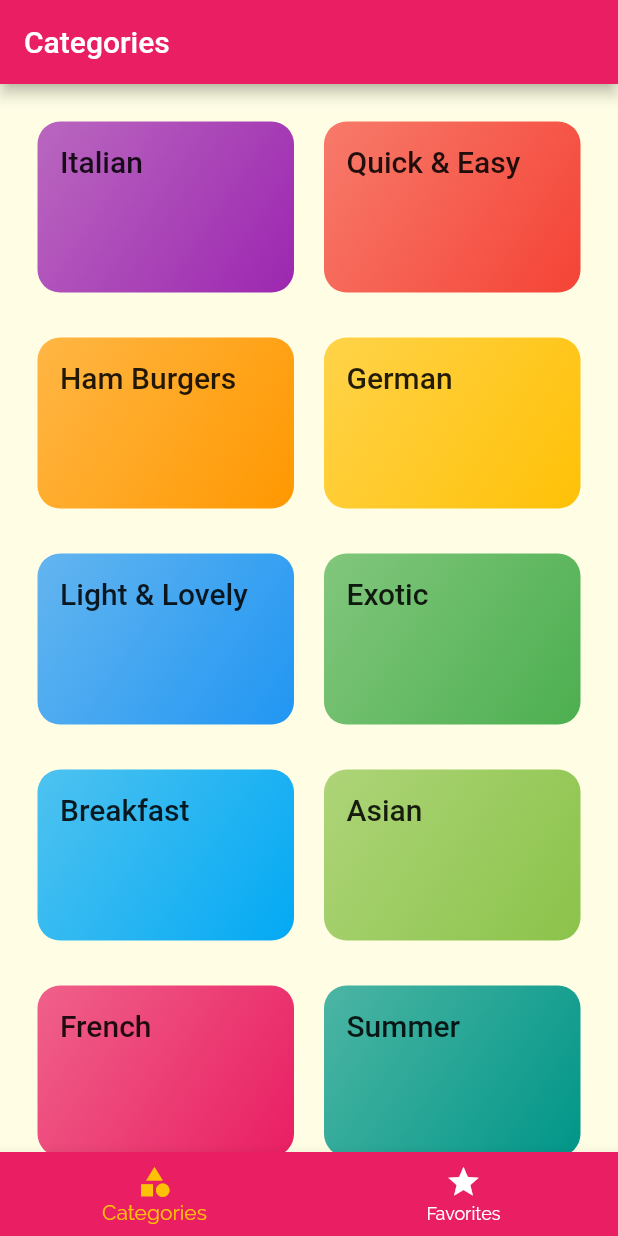
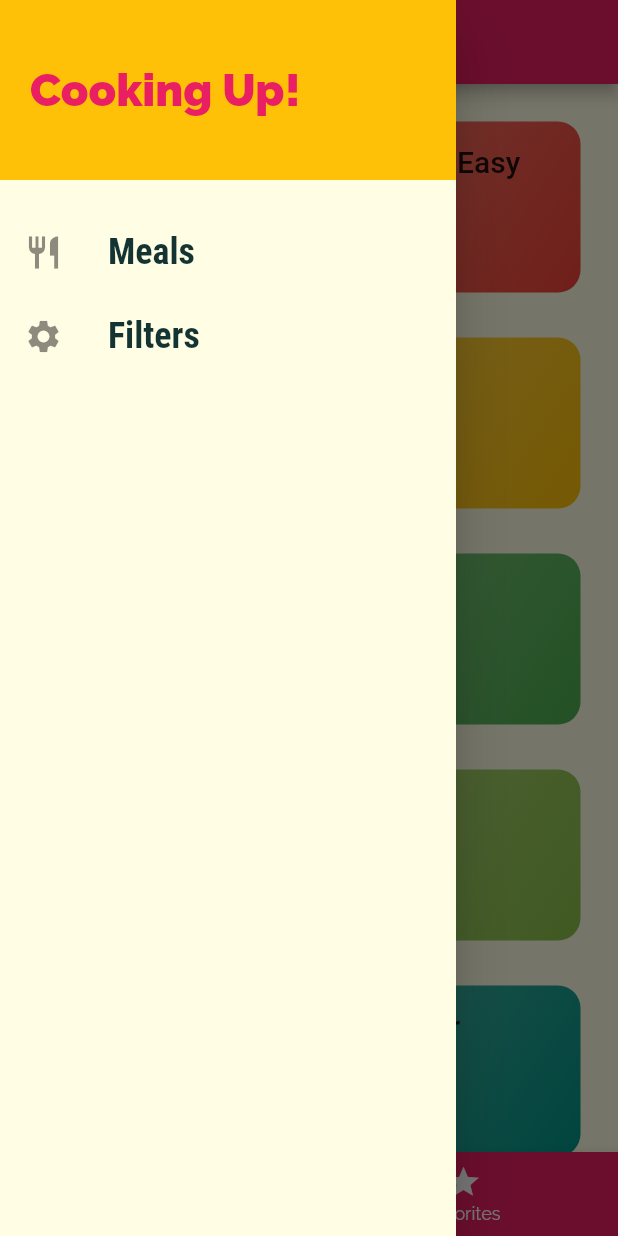
Before and after one commit to abskshrestha/DeliMealsApp, a Flutter app: the screen it shows after launch, with the side drawer open (before the commit the screen has no drawer), on a phone screen of 412 x 824 dp. Run offline on Flutter 3.47's test engine with Material 2 defaults, Android fonts, the phone set to English and light mode, and no system bars.

Commit message:
added drawer, navigation, and pushreplacementnamed

```diff
--- a/lib/main.dart
+++ b/lib/main.dart
@@ -1,4 +1,5 @@
 import 'package:flutter/material.dart';
+import 'package:flutter_complete_guide/screens/filters_screen.dart';
 import './screens/tabs_screen.dart';
 import './screens/meal_detail_screen.dart';
 import './screens/category_meals_screen.dart';
@@ -35,6 +36,7 @@
         '/': (ctx) => TabsScreen(),
         CategoryMealsScreen.routeName: (ctx) => CategoryMealsScreen(),
         MealDetailScreen.routeName: (ctx) => MealDetailScreen(),
+        FiltersScreen.routeName: (ctx) => FiltersScreen(),
       },
       onGenerateRoute: (settings) {
         print(settings.arguments);
--- /dev/null
+++ b/lib/screens/filters_screen.dart
@@ -0,0 +1,18 @@
+import 'package:flutter/material.dart';
+import 'package:flutter_complete_guide/widgets/main_drawer.dart';
+
+class FiltersScreen extends StatelessWidget {
+  // const FiltersScreen({ Key? key }) : super(key: key);
+
+  static const routeName = '/filters';
+  @override
+  Widget build(BuildContext context) {
+    return Scaffold(
+      appBar: AppBar(
+        title: Text('Your Filters'),
+      ),
+      drawer: MainDrawer(),
+      body: Center(child: Text('filters')),
+    );
+  }
+}
--- a/lib/screens/tabs_screen.dart
+++ b/lib/screens/tabs_screen.dart
@@ -1,4 +1,5 @@
 import 'package:flutter/material.dart';
+import 'package:flutter_complete_guide/widgets/main_drawer.dart';
 
 import './favorites_screen.dart';
 import './categories_screen.dart';
@@ -33,6 +34,7 @@
       appBar: AppBar(
         title: Text(_pages[_selectedPageIndex]['title']),
       ),
+      drawer: MainDrawer(),
       body: _pages[_selectedPageIndex]['page'],
       bottomNavigationBar: BottomNavigationBar(
         onTap: _selectPage,
--- /dev/null
+++ b/lib/widgets/main_drawer.dart
@@ -0,0 +1,55 @@
+import 'package:flutter/material.dart';
+
+class MainDrawer extends StatelessWidget {
+  // const MainDrawer({ Key? key }) : super(key: key);
+
+  Widget buildListTile(String title, IconData icon, Function tapHandler) {
+    return ListTile(
+      leading: Icon(
+        icon,
+        size: 26,
+      ),
+      title: Text(
+        title,
+        style: TextStyle(
+          fontFamily: 'RobotoCondensed',
+          fontSize: 24,
+          fontWeight: FontWeight.bold,
+        ),
+      ),
+      onTap: tapHandler,
+    );
+  }
+
+  @override
+  Widget build(BuildContext context) {
+    return Drawer(
+      child: Column(
+        children: [
+          Container(
+            height: 120,
+            width: double.infinity,
+            padding: EdgeInsets.all(20),
+            alignment: Alignment.centerLeft,
+            color: Theme.of(context).accentColor,
+            child: Text(
+              'Cooking Up!',
+              style: TextStyle(
+                fontSize: 30,
+                fontWeight: FontWeight.w900,
+                color: Theme.of(context).primaryColor,
+              ),
+            ),
+          ),
+          SizedBox(height: 20),
+          buildListTile('Meals', Icons.restaurant, () {
+            Navigator.of(context).pushReplacementNamed('/');
+          }),
+          buildListTile('Filters', Icons.settings, () {
+            Navigator.of(context).pushReplacementNamed('/filters');
+          }),
+        ],
+      ),
+    );
+  }
+}
```
